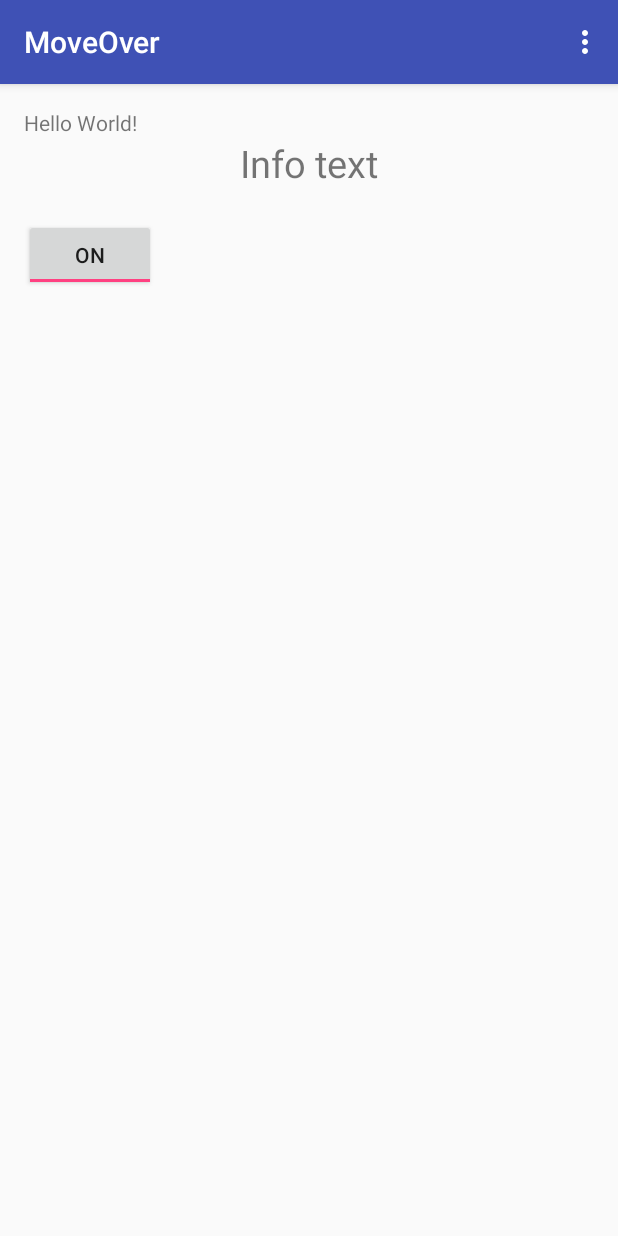
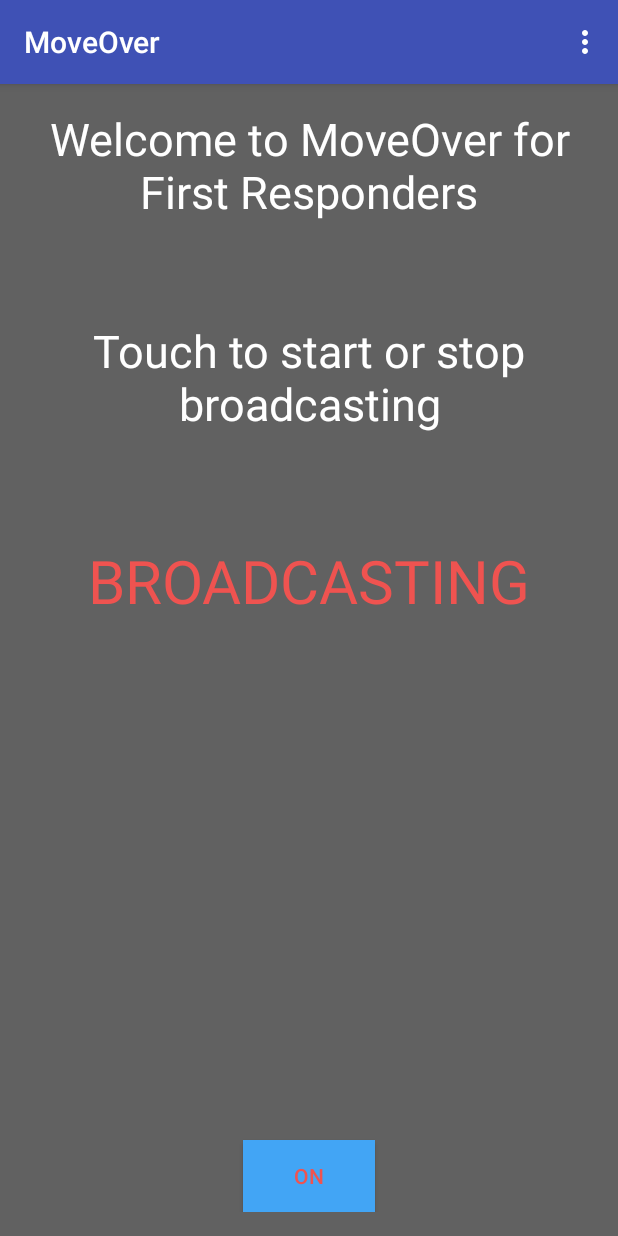
Before and after one commit to jhillkwaj/MoveOver, an Android app: the screen it shows after launch (MainActivity), after a tap on "OFF", on a phone screen of 412 x 824 dp. Run offline under Robolectric (Android 15) with nearby library versions, the phone set to English and light mode, and no system bars; our stand-ins replace Firebase (no records; nobody signed in at launch, a user with empty details on screens opened directly); libraries missing offline, so code that uses them is left out: com.firebase.geofire.

Commit message:
Added UI for sender application.

```diff
--- a/Sender/MyApplication/app/src/main/java/com/example/moveover/moveover/MainActivity.java
+++ b/Sender/MyApplication/app/src/main/java/com/example/moveover/moveover/MainActivity.java
@@ -23,19 +23,10 @@ import android.util.Log;
 import android.view.View;
 import android.view.Menu;
 import android.view.MenuItem;
-import android.app.Activity;
-import android.os.Bundle;
-import android.view.View;
 import android.view.View.OnClickListener;
-import android.widget.Button;
-import android.widget.EditText;
-import android.widget.ProgressBar;
-import android.widget.Toast;
+import android.widget.TextView;
 import android.widget.ToggleButton;
 
-import java.io.IOException;
-import java.util.List;
-import java.util.Locale;
 import com.firebase.geofire.GeoFire;
 import com.firebase.geofire.GeoLocation;
 import com.google.android.gms.tasks.OnCompleteListener;
@@ -52,6 +43,9 @@ public class MainActivity extends AppCompatActivity  {
     private LocationListener locationListener = null;
     private static final String TAG = "Debug";
     private ToggleButton toggleButton1;
+    private boolean active = false;
+    private TextView inactiveText = null;
+    private TextView broadcastText = null;
 
     FirebaseAuth mAuth;
     String uid;
@@ -68,6 +62,10 @@ public class MainActivity extends AppCompatActivity  {
         addListenerOnButton();
         Toolbar toolbar = (Toolbar) findViewById(R.id.toolbar);
         setSupportActionBar(toolbar);
+
+        inactiveText = (TextView) findViewById(R.id.inactiveText);
+        broadcastText = (TextView) findViewById(R.id.broadcastText);
+        broadcastText.setVisibility(View.INVISIBLE);
 
         locationManager = (LocationManager)
                 getSystemService(Context.LOCATION_SERVICE);
@@ -129,7 +127,15 @@ public class MainActivity extends AppCompatActivity  {
                 //do something. result is "gettext"
                 //if "ON" then turn on location signal
                 //if "off" then turn off location signal
-
+                active=!active;
+                if(active) {
+                    broadcastText.setVisibility(View.VISIBLE);
+                    inactiveText.setVisibility(View.INVISIBLE);
+                }
+                else{
+                    broadcastText.setVisibility(View.INVISIBLE);
+                    inactiveText.setVisibility(View.VISIBLE);
+                }
                 Log.d("test","click");
                 permission();
 
--- a/Sender/MyApplication/app/src/main/res/layout/activity_main.xml
+++ b/Sender/MyApplication/app/src/main/res/layout/activity_main.xml
@@ -6,6 +6,7 @@
     android:layout_width="match_parent"
     android:layout_height="match_parent"
     android:fitsSystemWindows="true"
+    android:background="@color/grey"
     tools:context="com.example.moveover.moveover.MainActivity">
     <android.support.design.widget.AppBarLayout
         android:layout_height="wrap_content"
--- a/Sender/MyApplication/app/src/main/res/layout/content_main.xml
+++ b/Sender/MyApplication/app/src/main/res/layout/content_main.xml
@@ -13,26 +13,44 @@
     tools:showIn="@layout/activity_main">
 
     <TextView
-        android:layout_width="wrap_content"
+        android:layout_width="fill_parent"
         android:layout_height="wrap_content"
-        android:text="Hello World!"
-        android:id="@+id/helloText"/>
+        android:text="Welcome to MoveOver for First Responders\n\n\nTouch to start or stop broadcasting\n\n"
+        android:id="@+id/mainText"
+        android:gravity="center"
+        android:textColor="@color/white"
+        android:textSize="30dp" />
 
     <TextView
         android:layout_width="fill_parent"
         android:layout_height="wrap_content"
-        android:text="Info text"
-        android:id="@+id/mainText"
-        android:layout_below="@+id/helloText"
+        android:text="BROADCASTING"
+        android:id="@+id/broadcastText"
         android:gravity="center"
-        android:textSize="25dp" />
+        android:textColor="@color/red"
+        android:layout_below="@id/mainText"
+        android:textSize="40dp" />
+    <TextView
+        android:layout_width="fill_parent"
+        android:layout_height="wrap_content"
+        android:text="INACTIVE"
+        android:id="@+id/inactiveText"
+        android:gravity="center"
+        android:textColor="@color/blue"
+        android:layout_below="@id/mainText"
+        android:textSize="40dp" />
+
+
     <ToggleButton
         android:id="@+id/toggleButton1"
         android:layout_width="wrap_content"
         android:layout_height="wrap_content"
-        android:layout_below="@+id/mainText"
         android:text="ToggleButton"
-        android:layout_marginTop="20dp"
-        android:gravity="center"/>
+        android:textColor="@color/red"
+        android:background="@color/blue"
+        android:layout_gravity="center_horizontal|center"
+        android:gravity="center"
+        android:layout_alignParentBottom="true"
+        android:layout_centerHorizontal="true" />
 
 </RelativeLayout>
--- a/Sender/MyApplication/app/src/main/res/values/strings.xml
+++ b/Sender/MyApplication/app/src/main/res/values/strings.xml
@@ -4,4 +4,8 @@
     <string name="toggle_turn_on">Turn On</string>
     <string name="toggle_turn_off">Turn Off</string>
     <string name="btn_display">Display</string>
+    <color name="grey">#616161</color>
+    <color name="blue">#42A5F5</color>
+    <color name="red">#EF5350</color>
+    <color name="white">#FFFFFF</color>
 </resources>
```
